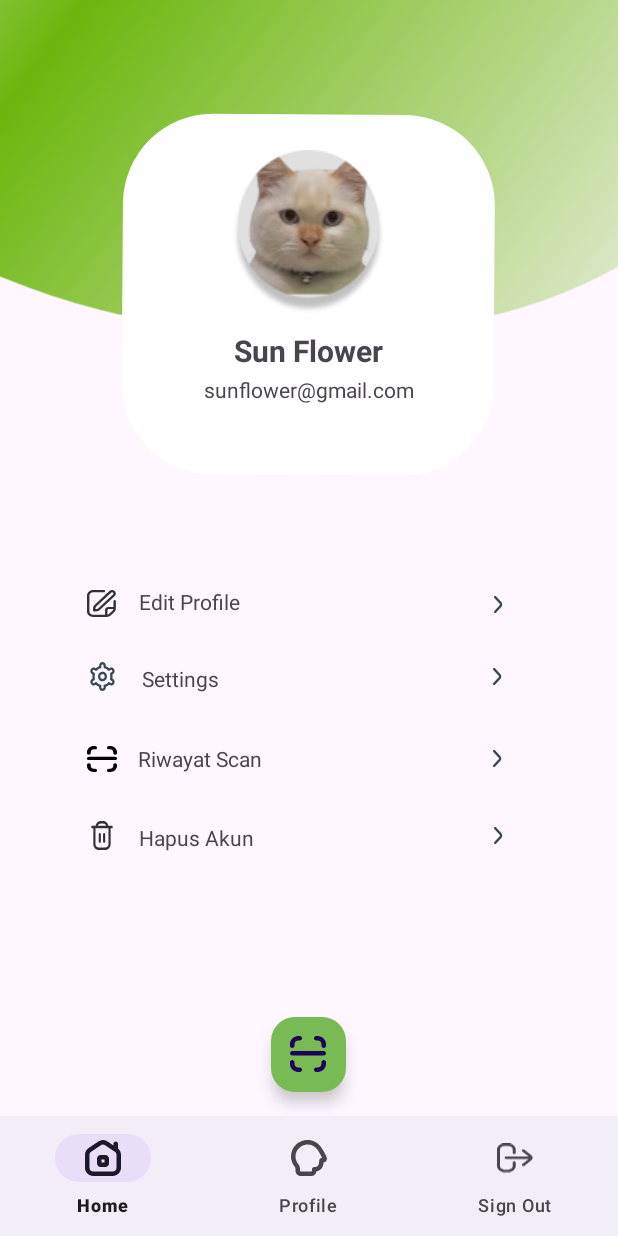
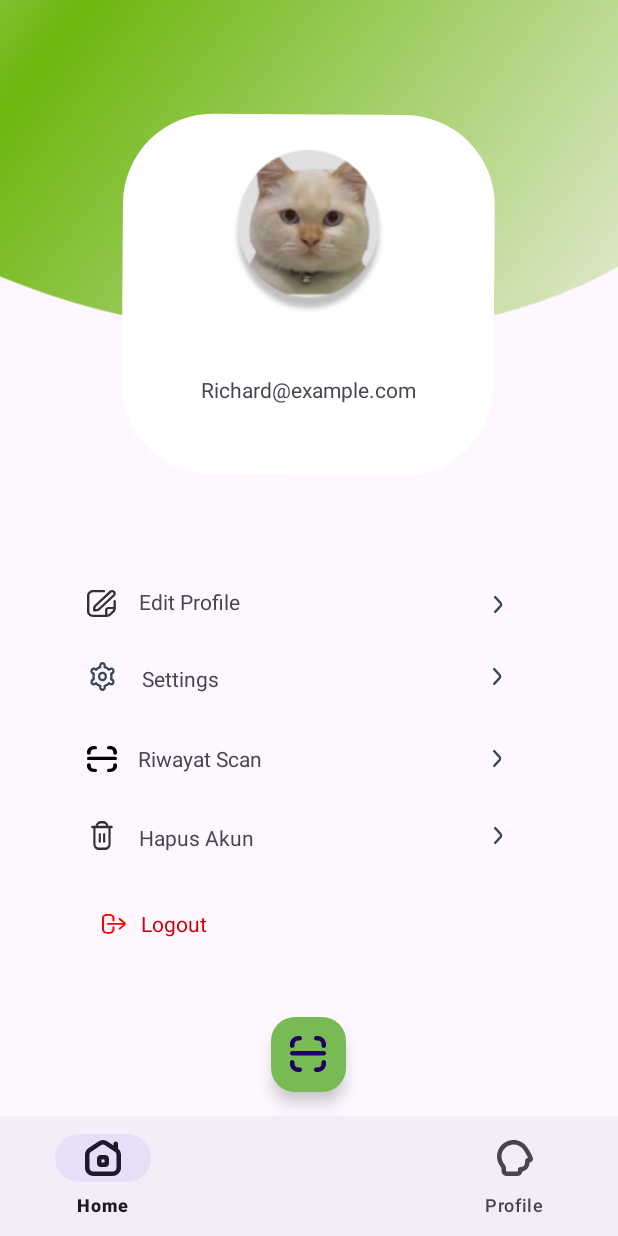
Before and after one commit to Irpaan/Tanahku, an Android app: the fragment Profile placed in its activity, on a phone screen of 412 x 824 dp. Run offline under Robolectric (Android 15) with nearby library versions, the phone set to English and light mode, and no system bars; 1 statement that could not run was skipped.

Commit message:
Improvements to sign out v2

```diff
--- a/app/src/main/java/com/tanahku/ui/home/Home.kt
+++ b/app/src/main/java/com/tanahku/ui/home/Home.kt
@@ -1,5 +1,6 @@
 package com.tanahku.ui.home
 
+import android.content.Context
 import android.os.Bundle
 import androidx.fragment.app.Fragment
 import android.view.LayoutInflater
@@ -7,8 +8,18 @@ import android.view.View
 import android.view.ViewGroup
 import android.widget.ImageView
 import android.widget.LinearLayout
+import android.widget.TextView
 import android.widget.Toast
+import androidx.datastore.core.DataStore
+import androidx.datastore.preferences.core.Preferences
+import androidx.datastore.preferences.preferencesDataStore
+import androidx.lifecycle.ViewModelProvider
+import androidx.lifecycle.lifecycleScope
 import com.tanahku.R
+import com.tanahku.data.UserPreference
+import com.tanahku.ui.ViewModelFactory
+import com.tanahku.ui.signin.SignInViewModel
+import kotlinx.coroutines.launch
 
 // TODO: Rename parameter arguments, choose names that match
 // the fragment initialization parameters, e.g. ARG_ITEM_NUMBER
@@ -24,17 +35,46 @@ class Home : Fragment() {
     // TODO: Rename and change types of parameters
     private var param1: String? = null
     private var param2: String? = null
+    private lateinit var signInViewModel: SignInViewModel
     private lateinit var img1: ImageView
     private lateinit var fitur1: LinearLayout
     private lateinit var fitur2: LinearLayout
     private lateinit var fitur3: LinearLayout
+    private lateinit var name : TextView
+
+    val Context.dataStore: DataStore<Preferences> by preferencesDataStore(name = "user_preferences")
 
     override fun onViewCreated(view: View, savedInstanceState: Bundle?) {
         super.onViewCreated(view, savedInstanceState)
+
+        signInViewModel = ViewModelProvider(
+            this,
+            ViewModelFactory(UserPreference.getInstance(requireContext().dataStore))
+        )[SignInViewModel::class.java]
+
+        name = view.findViewById(R.id.username)
+
+
+
+        signInViewModel.getUser().observe(this, { signInResult ->
+            val nama = signInResult?.name
+            if (nama != null) {
+                // Set nilai nama ke dalam TextView
+                name.text = nama
+            } else {
+                // Handle jika nilai nama null, jika diperlukan
+            }
+        })
+
+
+
         img1 = view.findViewById(R.id.img_home)
         fitur1 = view.findViewById(R.id.linearFitur)
         fitur2 = view.findViewById(R.id.linearFitur2)
         fitur3 = view.findViewById(R.id.linearFitur3)
+
+
+
         img1.setOnClickListener{
             val toast = Toast.makeText(requireActivity(), "Silahkan Klik Tombol Scan", Toast.LENGTH_SHORT)
             toast.show()
--- a/app/src/main/java/com/tanahku/ui/home/MainActivity.kt
+++ b/app/src/main/java/com/tanahku/ui/home/MainActivity.kt
@@ -45,9 +45,6 @@ class MainActivity : AppCompatActivity() {
 
                         R.id.navigation_home -> replaceFragment(Home())
                         R.id.navigation_profile -> replaceFragment(Profile())
-                        R.id.navigation_signout -> {
-                            signInViewModel.SignOut()
-                        }
 
                         else ->{
                         }
--- a/app/src/main/java/com/tanahku/ui/home/Profile.kt
+++ b/app/src/main/java/com/tanahku/ui/home/Profile.kt
@@ -1,13 +1,23 @@
 package com.tanahku.ui.home
 
+import android.content.Context
 import android.os.Bundle
 import androidx.fragment.app.Fragment
 import android.view.LayoutInflater
 import android.view.View
 import android.view.ViewGroup
 import android.widget.LinearLayout
+import android.widget.TextView
 import android.widget.Toast
+import androidx.datastore.core.DataStore
+import androidx.datastore.preferences.core.Preferences
+import androidx.datastore.preferences.preferencesDataStore
+import androidx.lifecycle.ViewModelProvider
 import com.tanahku.R
+import com.tanahku.data.UserPreference
+import com.tanahku.data.dataStore
+import com.tanahku.ui.ViewModelFactory
+import com.tanahku.ui.signin.SignInViewModel
 
 // TODO: Rename parameter arguments, choose names that match
 // the fragment initialization parameters, e.g. ARG_ITEM_NUMBER
@@ -27,6 +37,11 @@ class Profile : Fragment() {
     private lateinit var fitur2 : LinearLayout
     private lateinit var fitur3 : LinearLayout
     private lateinit var fitur4 : LinearLayout
+    private lateinit var signout : LinearLayout
+    private lateinit var name : TextView
+    private lateinit var signInViewModel: SignInViewModel
+
+    val Context.dataStore: DataStore<Preferences> by preferencesDataStore(name = "user_preferences")
 
     override fun onViewCreated(view: View, savedInstanceState: Bundle?) {
         super.onViewCreated(view, savedInstanceState)
@@ -34,6 +49,25 @@ class Profile : Fragment() {
         fitur2 = view.findViewById(R.id.linearRowarrowrightOne)
         fitur3 = view.findViewById(R.id.linearRowarrowrightTwo)
         fitur4 = view.findViewById(R.id.linearRowarrowrightThree)
+        signout = view.findViewById(R.id.linearRowfirrsignout)
+        name = view.findViewById(R.id.username)
+
+
+
+        signInViewModel = ViewModelProvider(
+            this,
+            ViewModelFactory(UserPreference.getInstance(requireContext().dataStore))
+        )[SignInViewModel::class.java]
+
+        signInViewModel.getUser().observe(this, { signInResult ->
+            val nama = signInResult?.name
+            if (nama != null) {
+                // Set nilai nama ke dalam TextView
+                name.text = nama
+            } else {
+                // Handle jika nilai nama null, jika diperlukan
+            }
+        })
 
         fitur1.setOnClickListener{
             val toast = Toast.makeText(requireActivity(), "Coming Soon...", Toast.LENGTH_SHORT)
@@ -50,6 +84,9 @@ class Profile : Fragment() {
         fitur4.setOnClickListener{
             val toast = Toast.makeText(requireActivity(), "Coming Soon...", Toast.LENGTH_SHORT)
             toast.show()
+        }
+        signout.setOnClickListener{
+            signInViewModel.SignOut()
         }
 
 
--- a/app/src/main/java/com/tanahku/ui/signup/SignUpActivity.kt
+++ b/app/src/main/java/com/tanahku/ui/signup/SignUpActivity.kt
@@ -13,7 +13,6 @@ import com.tanahku.data.UserPreference
 import com.tanahku.data.dataStore
 import com.tanahku.databinding.ActivitySignUpBinding
 import com.tanahku.ui.ViewModelFactory
-import com.tanahku.ui.detailtanah.DetailTanahActivity
 import com.tanahku.ui.signin.SignInActivity
 
 class SignUpActivity : AppCompatActivity() {
@@ -46,7 +45,7 @@ class SignUpActivity : AppCompatActivity() {
                 alertDialog.show()
                 Handler(Looper.getMainLooper()).postDelayed({
                     alertDialog.dismiss()
-                    val intent = Intent(this, DetailTanahActivity::class.java)
+                    val intent = Intent(this, SignInActivity::class.java)
                     startActivity(intent)
                     finish()
                 }, 3000)
--- a/app/src/main/res/layout/activity_sign_in.xml
+++ b/app/src/main/res/layout/activity_sign_in.xml
@@ -76,7 +76,7 @@
         android:layout_marginTop="24dp"
         android:layout_marginEnd="30dp"
         android:backgroundTint="@color/lime"
-        android:text="Sign Up"
+        android:text="@string/signin"
         android:textSize="20dp"
         app:layout_constraintEnd_toEndOf="parent"
         app:layout_constraintStart_toStartOf="parent"
@@ -99,7 +99,7 @@
             android:layout_width="wrap_content"
             android:layout_height="wrap_content"
             android:layout_marginLeft="4dp"
-            android:text="Sign Up"
+            android:text="@string/signup"
             android:textColor="@color/lime"
             android:textStyle="bold" />
     </LinearLayout>
--- a/app/src/main/res/layout/activity_sign_up.xml
+++ b/app/src/main/res/layout/activity_sign_up.xml
@@ -14,7 +14,7 @@
         android:layout_marginTop="16dp"
         android:layout_marginEnd="32dp"
         android:gravity="center_horizontal"
-        android:text="@string/signin"
+        android:text="@string/signup"
         android:textColor="@color/lime"
         android:textSize="28sp"
         android:textStyle="bold"
--- a/app/src/main/res/layout/fragment_profile.xml
+++ b/app/src/main/res/layout/fragment_profile.xml
@@ -28,6 +28,7 @@
         android:layout_marginTop="100dp"/>
 
     <TextView
+        android:id="@+id/username"
         android:layout_width="wrap_content"
         android:layout_height="wrap_content"
         android:textStyle="bold"
@@ -38,7 +39,7 @@
     <TextView
         android:layout_width="wrap_content"
         android:layout_height="wrap_content"
-        android:text="sunflower@gmail.com"
+        android:text="Richard@example.com"
         android:textSize="14dp"
         android:layout_gravity="center_horizontal"
         android:layout_marginTop="250dp"/>
@@ -229,6 +230,40 @@
                 android:src="@drawable/img_arrowright"
                 tools:ignore="ContentDescription" tools:src="@drawable/img_arrowright"/>
         </LinearLayout>
+        <LinearLayout android:gravity="start"
+            android:id="@+id/linearRowfirrsignout"
+            android:layout_height="wrap_content"
+            android:layout_marginEnd="38dp"
+            android:layout_marginStart="50dp"
+            android:layout_marginTop="10dp"
+            android:layout_width="match_parent"
+            android:orientation="horizontal">
+            <ImageView android:id="@+id/imageFirrsignout"
+                android:layout_height="13dp"
+                android:layout_marginBottom="14dp"
+                android:layout_marginStart="10dp"
+                android:layout_marginTop="15dp"
+                android:layout_width="16dp"
+                android:scaleType="fitXY"
+                android:src="@drawable/img_firrsignout"
+                tools:ignore="ContentDescription" tools:src="@drawable/img_firrsignout"/>
+
+            <TextView
+                android:id="@+id/txtLogout"
+                android:layout_width="0dp"
+                android:textColor="@color/holo_red_dark"
+                android:layout_height="wrap_content"
+                android:layout_marginStart="10dp"
+                android:layout_marginTop="12dp"
+                android:layout_marginEnd="152dp"
+                android:layout_marginBottom="9dp"
+                android:layout_weight="0.78"
+                android:ellipsize="end"
+                android:lineSpacingExtra="4dp"
+                android:singleLine="true"
+                android:text="Logout"
+                tools:ignore="TextSizeCheck" />
+        </LinearLayout>
 
     </LinearLayout>
 
--- a/app/src/main/res/menu/menu.xml
+++ b/app/src/main/res/menu/menu.xml
@@ -8,16 +8,13 @@
         android:layout_height="wrap_content"
         android:title="Home" />
     <item
+        android:id="@+id/placeholder"
+        android:title=""/>
+    <item
         android:id="@+id/navigation_profile"
         android:icon="@drawable/akun"
         android:layout_width="wrap_content"
         android:layout_height="wrap_content"
         android:title="Profile" />
-    <item
-        android:id="@+id/navigation_signout"
-        android:icon="@drawable/img_firrsignout"
-        android:layout_width="wrap_content"
-        android:layout_height="wrap_content"
-        android:title="Sign Out"/>
 
 </menu>
```
